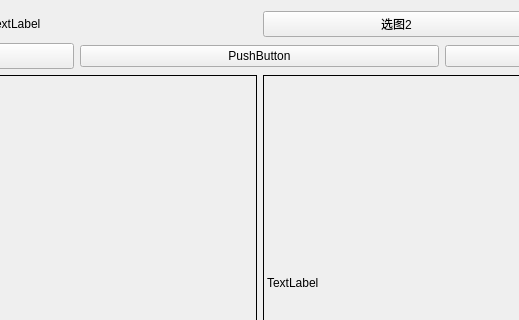
fg2fg3/UtilSdk, file UtilGui/src/OpencvDemoDialog.ui: the form before one commit; both pictures show x 296 to 815 and y 0 to 320 of the 1114 by 932 pixel window.
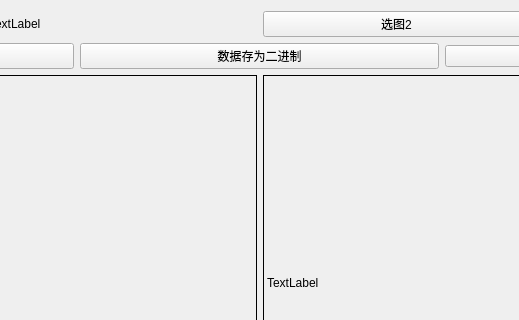
The form after the commit.

Diff of the .ui file:
```diff
--- a/UtilGui/src/OpencvDemoDialog.ui
+++ b/UtilGui/src/OpencvDemoDialog.ui
@@ -67,7 +67,7 @@
       <item>
        <widget class="QPushButton" name="pushButton_2">
         <property name="text">
-         <string>PushButton</string>
+         <string>数据存为二进制</string>
         </property>
        </widget>
       </item>
```
Left out of the diff: 2 changed lines with no effect on the pictures.
